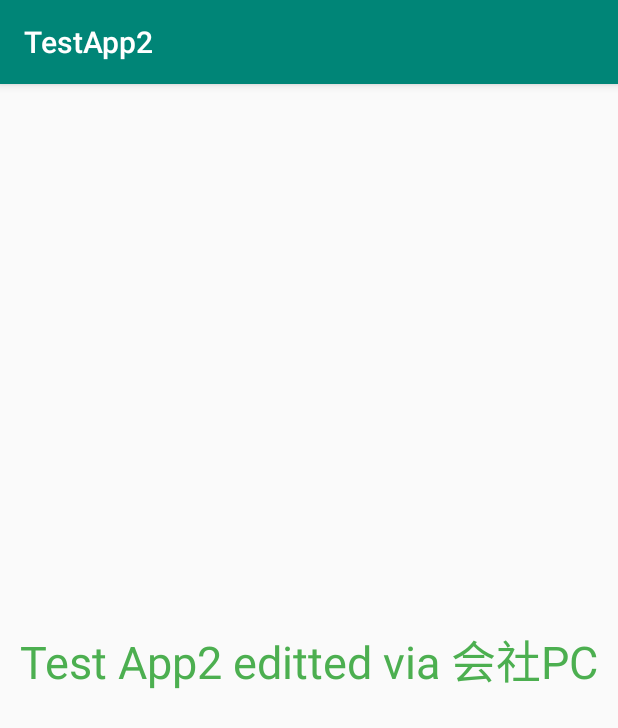
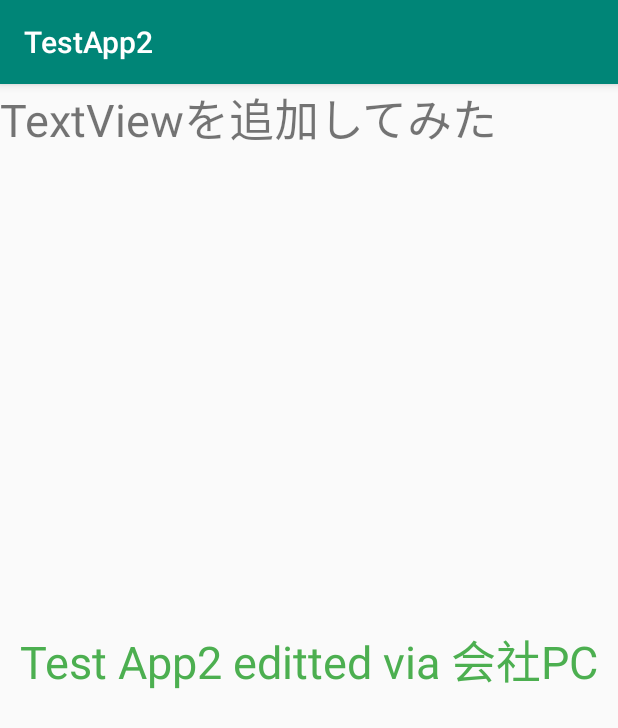
Before and after one commit to tominaga-10n/TestApp2, an Android app: the screen it shows after launch (MainActivity), on a phone screen of 412 x 824 dp. Shown: the top 728 px of the screen. Run offline under Robolectric (Android 15) with nearby library versions, the phone set to English and light mode, and no system bars.

Commit message:
テキストビューを追加

```diff
--- a/app/src/main/res/layout/activity_main.xml
+++ b/app/src/main/res/layout/activity_main.xml
@@ -17,4 +17,13 @@
         app:layout_constraintRight_toRightOf="parent"
         app:layout_constraintTop_toTopOf="parent" />
 
+    <TextView
+        android:id="@+id/textView"
+        android:layout_width="wrap_content"
+        android:layout_height="wrap_content"
+        android:text="TextViewを追加してみた"
+        android:textSize="30sp"
+        tools:layout_editor_absoluteX="38dp"
+        tools:layout_editor_absoluteY="477dp" />
+
 </android.support.constraint.ConstraintLayout>
```
